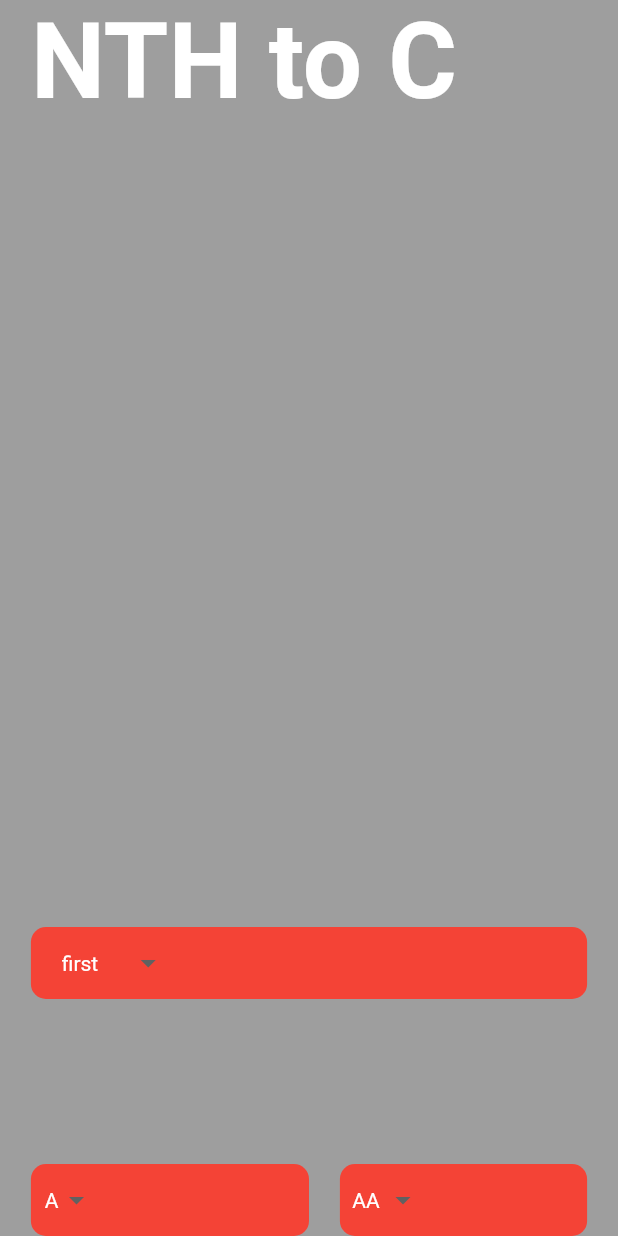
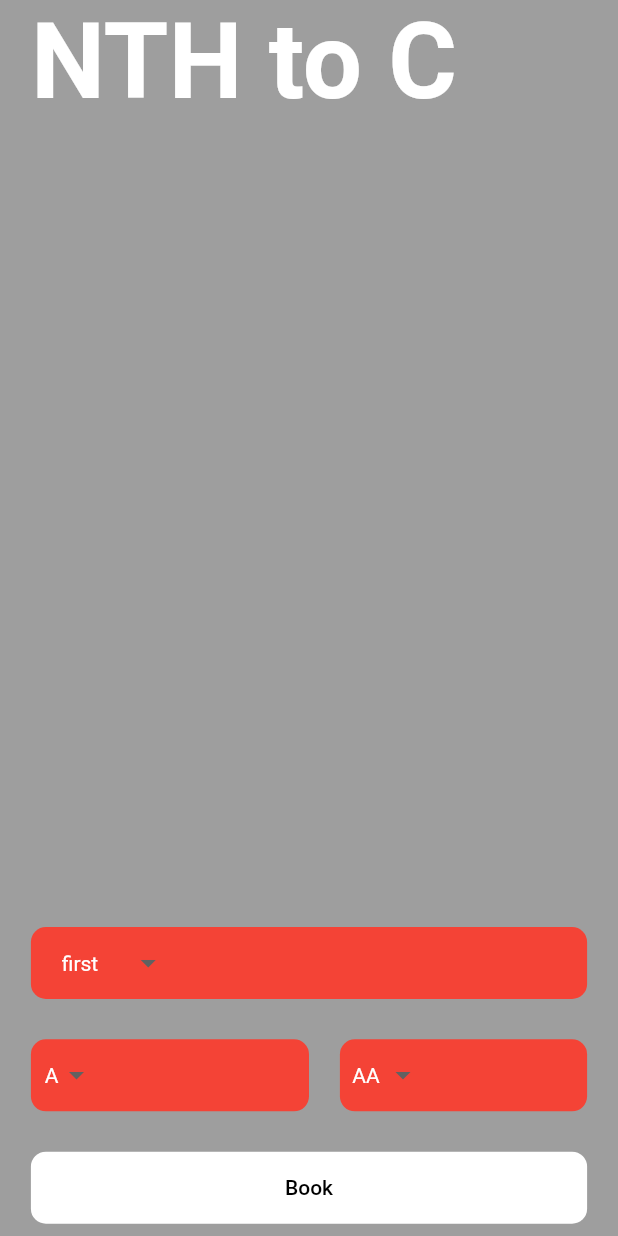
Before and after one commit to LoviceSunuwar/Flutter_UI_Practice, a Flutter app: the screen it shows after launch, on a phone screen of 412 x 824 dp. Run offline on Flutter 3.47's test engine with Material 2 defaults, Android fonts, the phone set to English and light mode, and no system bars; missing offline and left inert: dart:ffi.

Commit message:
margin and padding an material button

```diff
--- a/lib/pages/homepage.dart
+++ b/lib/pages/homepage.dart
@@ -51,15 +51,27 @@ class HomePage extends StatelessWidget {
   Widget _whole() {
     return Container(
       height: _deviceHeight * 0.25,
-      width: _deviceHeight * 0.8,
       child: Column(
         mainAxisAlignment: MainAxisAlignment.spaceBetween,
         mainAxisSize: MainAxisSize.max,
         crossAxisAlignment: CrossAxisAlignment.center,
-        children: [
-          _dropdownwidget(),
-          _alphabetdropdownwidget(),
-        ],
+        children: [_dropdownwidget(), _alphabetdropdownwidget(), _button()],
+      ),
+    );
+  }
+
+  Widget _button() {
+    return Container(
+      margin: EdgeInsets.only(bottom: _deviceHeight * 0.01),
+      decoration: BoxDecoration(
+          color: Colors.white, borderRadius: BorderRadius.circular(10.0)),
+      width: _deviceWidth,
+      child: MaterialButton(
+        onPressed: () {},
+        child: Text(
+          "Book",
+          style: TextStyle(color: Colors.black),
+        ),
       ),
     );
   }
```
